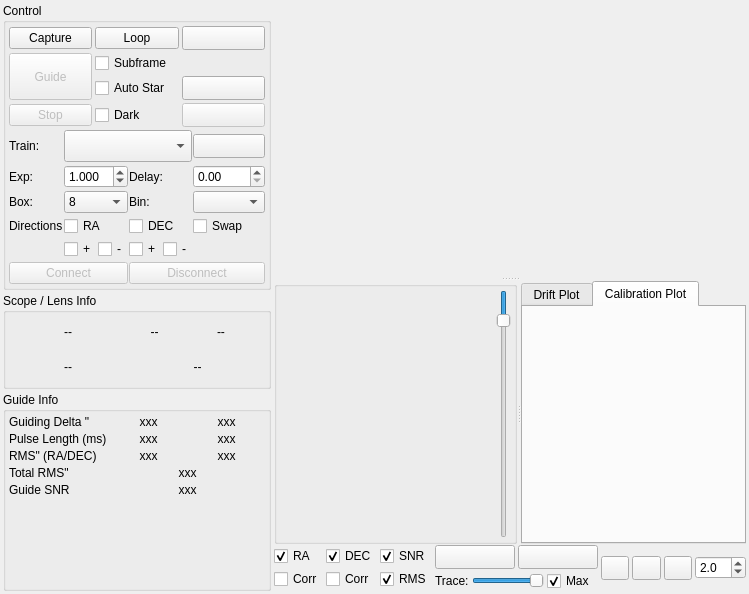
Above: kstars/ekos/guide/guide.ui from KDE/kstars before the change. Below: the same form after it.
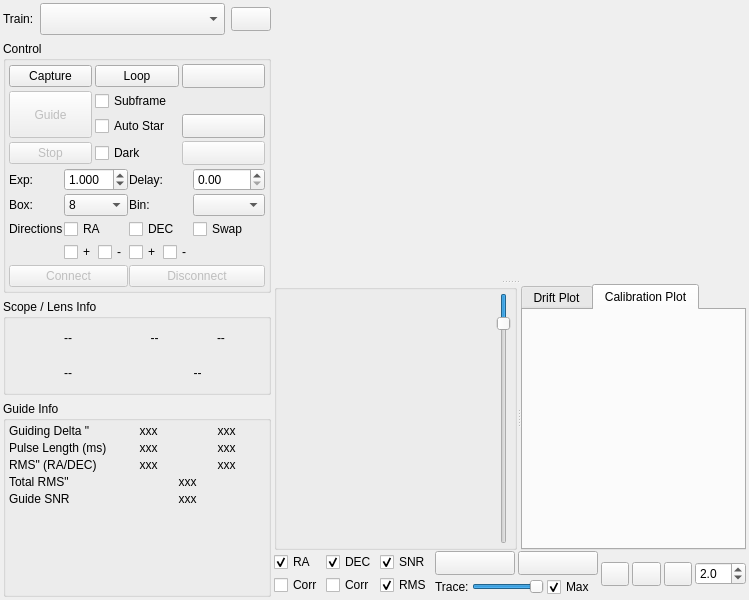
That is the form after the change. Icons and pictures are not drawn. Custom widgets are drawn as their Qt base class.

Commit message: When camera is not available, disable relevant controls

The edit to the form file:
```diff
--- a/kstars/ekos/guide/guide.ui
+++ b/kstars/ekos/guide/guide.ui
@@ -7,10 +7,10 @@
     <x>0</x>
     <y>0</y>
     <width>749</width>
-    <height>594</height>
+    <height>600</height>
    </rect>
   </property>
-  <layout class="QHBoxLayout" name="horizontalLayout_8" stretch="1,3">
+  <layout class="QHBoxLayout" name="horizontalLayout">
    <property name="spacing">
     <number>3</number>
    </property>
@@ -29,10 +29,60 @@
    <item>
     <layout class="QVBoxLayout" name="LeftLayout">
      <property name="spacing">
-      <number>3</number>
+      <number>6</number>
      </property>
      <item>
-      <widget class="QGroupBox" name="groupBox">
+      <layout class="QHBoxLayout" name="trainLayout">
+       <item>
+        <widget class="QLabel" name="trainLabel">
+         <property name="text">
+          <string>Train:</string>
+         </property>
+        </widget>
+       </item>
+       <item>
+        <widget class="QComboBox" name="opticalTrainCombo">
+         <property name="sizePolicy">
+          <sizepolicy hsizetype="MinimumExpanding" vsizetype="Fixed">
+           <horstretch>0</horstretch>
+           <verstretch>0</verstretch>
+          </sizepolicy>
+         </property>
+         <property name="minimumSize">
+          <size>
+           <width>0</width>
+           <height>32</height>
+          </size>
+         </property>
+        </widget>
+       </item>
+       <item>
+        <widget class="QPushButton" name="trainB">
+         <property name="minimumSize">
+          <size>
+           <width>24</width>
+           <height>24</height>
+          </size>
+         </property>
+         <property name="text">
+          <string/>
+         </property>
+         <property name="icon">
+          <iconset theme="document-edit">
+           <normaloff>.</normaloff>.</iconset>
+         </property>
+         <property name="iconSize">
+          <size>
+           <width>24</width>
+           <height>24</height>
+          </size>
+         </property>
+        </widget>
+       </item>
+      </layout>
+     </item>
+     <item>
+      <widget class="QGroupBox" name="controlGroupBox">
        <property name="title">
         <string>Control</string>
        </property>
@@ -380,13 +430,6 @@
             </property>
            </widget>
           </item>
-          <item row="0" column="0">
-           <widget class="QLabel" name="label">
-            <property name="text">
-             <string>Train:</string>
-            </property>
-           </widget>
-          </item>
           <item row="4" column="0">
            <widget class="QLabel" name="l_9">
             <property name="text">
@@ -460,39 +503,6 @@
             </item>
            </widget>
           </item>
-          <item row="0" column="1" colspan="2">
-           <widget class="QComboBox" name="opticalTrainCombo">
-            <property name="minimumSize">
-             <size>
-              <width>0</width>
-              <height>32</height>
-             </size>
-            </property>
-           </widget>
-          </item>
-          <item row="0" column="3">
-           <widget class="QPushButton" name="trainB">
-            <property name="minimumSize">
-             <size>
-              <width>24</width>
-              <height>24</height>
-             </size>
-            </property>
-            <property name="text">
-             <string/>
-            </property>
-            <property name="icon">
-             <iconset theme="document-edit">
-              <normaloff>.</normaloff>.</iconset>
-            </property>
-            <property name="iconSize">
-             <size>
-              <width>24</width>
-              <height>24</height>
-             </size>
-            </property>
-           </widget>
-          </item>
          </layout>
         </item>
        </layout>
```
Left out of the diff: 21 changed lines with no effect on the pictures. The commit also changes 7 other files.
